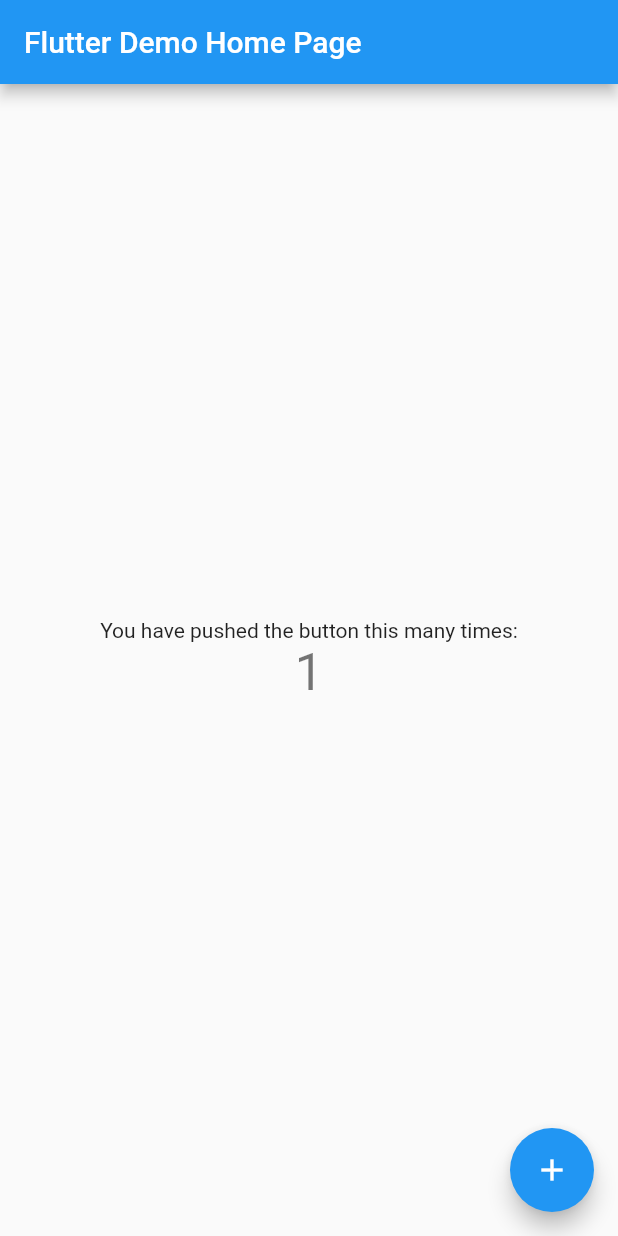
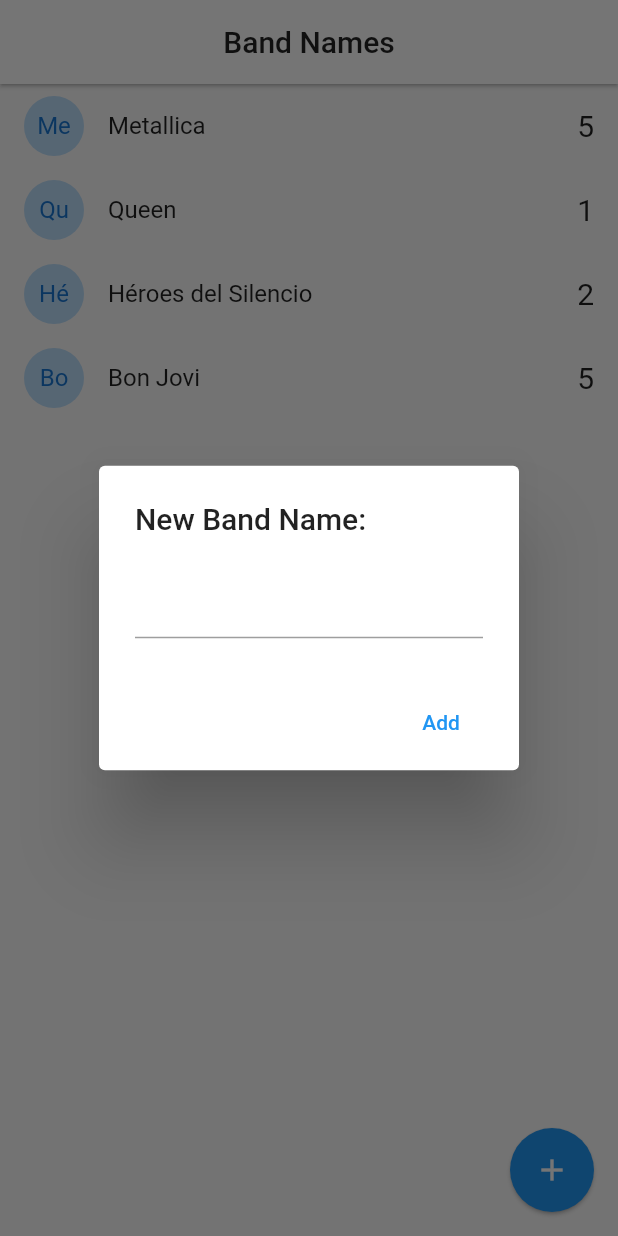
Before and after one commit to ArthourVaSa/BandNameAppSocket, a Flutter app: the screen it shows after launch, after a tap on the "add" icon, on a phone screen of 412 x 824 dp. Run offline on Flutter 3.47's test engine with Material 2 defaults, Android fonts, the phone set to English and light mode, and no system bars.

Commit message:
Advancing with the first part of this project

```diff
--- a/lib/main.dart
+++ b/lib/main.dart
@@ -1,3 +1,4 @@
+import 'package:band_name_app_socket/pages/home.dart';
 import 'package:flutter/material.dart';
 
 void main() {
@@ -9,96 +10,15 @@
   @override
   Widget build(BuildContext context) {
     return MaterialApp(
+      debugShowCheckedModeBanner: false,
       title: 'Flutter Demo',
       theme: ThemeData(
         primarySwatch: Colors.blue,
       ),
-      home: const MyHomePage(title: 'Flutter Demo Home Page'),
+      initialRoute: 'home',
+      routes: {
+        'home': (_) => const HomePage(),
+      },
     );
   }
 }
-
-class MyHomePage extends StatefulWidget {
-  const MyHomePage({super.key, required this.title});
-
-  // This widget is the home page of your application. It is stateful, meaning
-  // that it has a State object (defined below) that contains fields that affect
-  // how it looks.
-
-  // This class is the configuration for the state. It holds the values (in this
-  // case the title) provided by the parent (in this case the App widget) and
-  // used by the build method of the State. Fields in a Widget subclass are
-  // always marked "final".
-
-  final String title;
-
-  @override
-  State<MyHomePage> createState() => _MyHomePageState();
-}
-
-class _MyHomePageState extends State<MyHomePage> {
-  int _counter = 0;
-
-  void _incrementCounter() {
-    setState(() {
-      // This call to setState tells the Flutter framework that something has
-      // changed in this State, which causes it to rerun the build method below
-      // so that the display can reflect the updated values. If we changed
-      // _counter without calling setState(), then the build method would not be
-      // called again, and so nothing would appear to happen.
-      _counter++;
-    });
-  }
-
-  @override
-  Widget build(BuildContext context) {
-    // This method is rerun every time setState is called, for instance as done
-    // by the _incrementCounter method above.
-    //
-    // The Flutter framework has been optimized to make rerunning build methods
-    // fast, so that you can just rebuild anything that needs updating rather
-    // than having to individually change instances of widgets.
-    return Scaffold(
-      appBar: AppBar(
-        // Here we take the value from the MyHomePage object that was created by
-        // the App.build method, and use it to set our appbar title.
-        title: Text(widget.title),
-      ),
-      body: Center(
-        // Center is a layout widget. It takes a single child and positions it
-        // in the middle of the parent.
-        child: Column(
-          // Column is also a layout widget. It takes a list of children and
-          // arranges them vertically. By default, it sizes itself to fit its
-          // children horizontally, and tries to be as tall as its parent.
-          //
-          // Invoke "debug painting" (press "p" in the console, choose the
-          // "Toggle Debug Paint" action from the Flutter Inspector in Android
-          // Studio, or the "Toggle Debug Paint" command in Visual Studio Code)
-          // to see the wireframe for each widget.
-          //
-          // Column has various properties to control how it sizes itself and
-          // how it positions its children. Here we use mainAxisAlignment to
-          // center the children vertically; the main axis here is the vertical
-          // axis because Columns are vertical (the cross axis would be
-          // horizontal).
-          mainAxisAlignment: MainAxisAlignment.center,
-          children: <Widget>[
-            const Text(
-              'You have pushed the button this many times:',
-            ),
-            Text(
-              '$_counter',
-              style: Theme.of(context).textTheme.headline4,
-            ),
-          ],
-        ),
-      ),
-      floatingActionButton: FloatingActionButton(
-        onPressed: _incrementCounter,
-        tooltip: 'Increment',
-        child: const Icon(Icons.add),
-      ), // This trailing comma makes auto-formatting nicer for build methods.
-    );
-  }
-}
--- /dev/null
+++ b/lib/models/band.dart
@@ -0,0 +1,24 @@
+class Band {
+  Band({
+    this.id,
+    this.name,
+    this.votes,
+  });
+
+  String? id;
+  String? name;
+  int? votes;
+
+  //fromMap
+  factory Band.fromJson(Map<String, dynamic> json) => Band(
+        id: json["id"],
+        name: json["name"],
+        votes: json["vote"],
+      );
+
+  Map<String, dynamic> toJson() => {
+        "id": id,
+        "name": name,
+        "vote": votes,
+      };
+}
--- /dev/null
+++ b/lib/pages/home.dart
@@ -0,0 +1,136 @@
+import 'dart:io';
+
+import 'package:band_name_app_socket/models/band.dart';
+import 'package:flutter/cupertino.dart';
+import 'package:flutter/material.dart';
+
+class HomePage extends StatefulWidget {
+  const HomePage({super.key});
+  @override
+  State<HomePage> createState() => _HomePageState();
+}
+
+class _HomePageState extends State<HomePage> {
+  List<Band> bands = [
+    Band(id: '1', name: 'Metallica', votes: 5),
+    Band(id: '2', name: 'Queen', votes: 1),
+    Band(id: '3', name: 'Héroes del Silencio', votes: 2),
+    Band(id: '4', name: 'Bon Jovi', votes: 5),
+  ];
+
+  @override
+  Widget build(BuildContext context) {
+    return Scaffold(
+      appBar: AppBar(
+        title: const Text(
+          "Band Names",
+          style: TextStyle(color: Colors.black87),
+        ),
+        centerTitle: true,
+        backgroundColor: Colors.white,
+        elevation: 1,
+      ),
+      body: ListView.builder(
+        itemCount: bands.length,
+        itemBuilder: (context, index) => _bandTile(bands[index]),
+      ),
+      floatingActionButton: FloatingActionButton(
+        elevation: 1,
+        onPressed: addNewBand,
+        child: const Icon(Icons.add),
+      ),
+    );
+  }
+
+  Widget _bandTile(Band band) {
+    return Dismissible(
+      key: Key(band.id!),
+      direction: DismissDirection.startToEnd,
+      onDismissed: (direction) {
+        // TODO: llamar el borrado en el server
+        print("$direction: direction");
+      },
+      background: Container(
+        padding: const EdgeInsets.only(left: 8.0),
+        color: Colors.red,
+        child: const Align(
+          alignment: Alignment.centerLeft,
+          child: Text(
+            "Delete Band",
+            style: TextStyle(color: Colors.white),
+          ),
+        ),
+      ),
+      child: ListTile(
+        leading: CircleAvatar(
+          backgroundColor: Colors.blue[100],
+          child: Text(band.name!.substring(0, 2)),
+        ),
+        title: Text(band.name!),
+        trailing: Text('${band.votes!}', style: const TextStyle(fontSize: 20)),
+        onTap: () {
+          print(band.name);
+        },
+      ),
+    );
+  }
+
+  addNewBand() {
+    final textController = TextEditingController();
+
+    if (Platform.isAndroid) {
+      return showDialog(
+        context: context,
+        builder: ((context) {
+          return AlertDialog(
+            title: const Text("New Band Name:"),
+            content: TextField(
+              controller: textController,
+            ),
+            actions: [
+              MaterialButton(
+                elevation: 5,
+                textColor: Colors.blue,
+                onPressed: () => addBandToList(textController.text),
+                child: const Text("Add"),
+              )
+            ],
+          );
+        }),
+      );
+    }
+
+    showCupertinoDialog(
+      context: context,
+      builder: ((context) {
+        return CupertinoAlertDialog(
+          title: const Text("New Band Name:"),
+          content: CupertinoTextField(
+            controller: textController,
+          ),
+          actions: [
+            CupertinoDialogAction(
+              isDefaultAction: true,
+              onPressed: () => Navigator.pop(context),
+              child: const Text("Dismiss"),
+            ),
+            CupertinoDialogAction(
+              isDefaultAction: true,
+              onPressed: () => addBandToList(textController.text),
+              child: const Text("Add"),
+            ),
+          ],
+        );
+      }),
+    );
+  }
+
+  void addBandToList(String name) {
+    if (name.length > 1) {
+      this.bands.add(Band(id: DateTime.now().toString(), name: name, votes: 0));
+      setState(() {});
+    }
+
+    Navigator.pop(context);
+  }
+}
```
